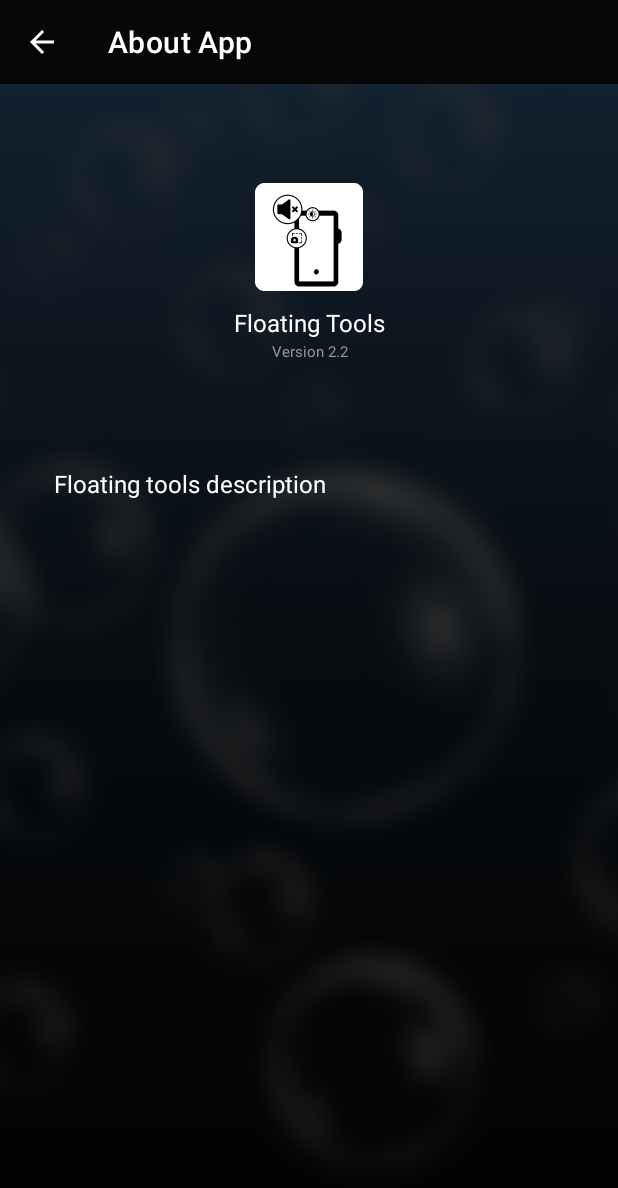
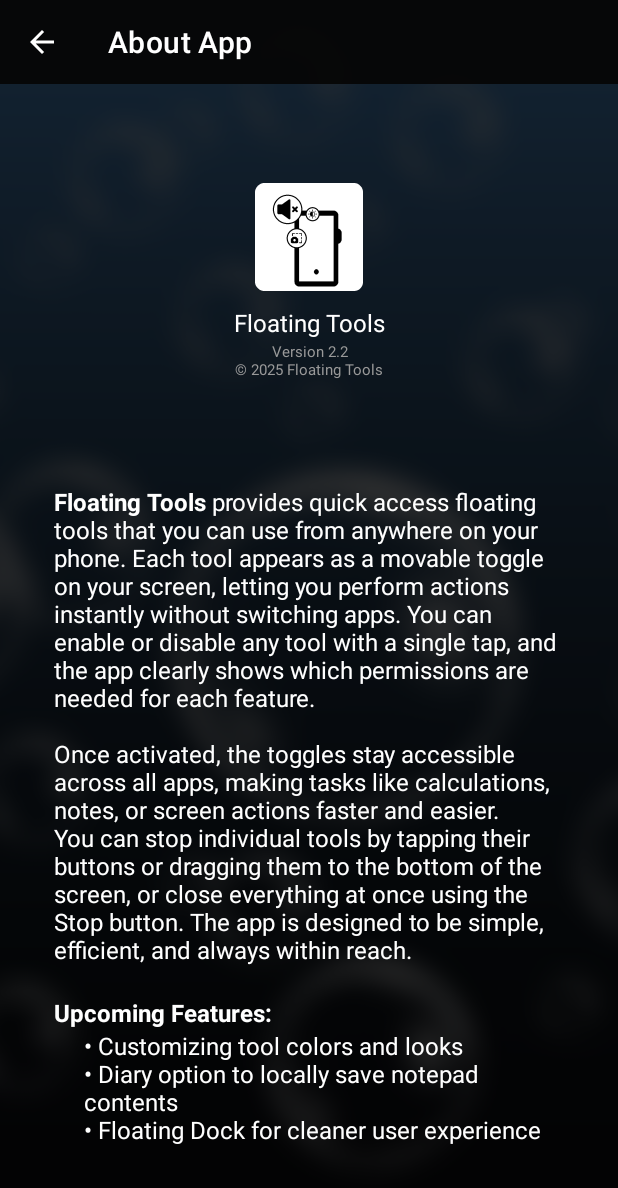
Before and after one commit to mangesh-sakordekar/Floating-Mute, an Android app: the AboutAppActivity screen opened directly, with no data from a screen before it, on a phone screen of 412 x 824 dp. Shown: the top 1188 px of the screen. Run offline under Robolectric (Android 15) with nearby library versions, the phone set to English and light mode, and no system bars.

Commit message:
Completed About App section

```diff
--- a/app/src/main/java/com/example/floatingmute/AboutAppActivity.kt
+++ b/app/src/main/java/com/example/floatingmute/AboutAppActivity.kt
@@ -2,6 +2,7 @@ package com.example.floatingtools
 
 import android.os.Bundle
 import androidx.appcompat.app.AppCompatActivity
+import androidx.core.text.HtmlCompat
 import com.example.floatingtools.databinding.ActivityAboutAppBinding
 
 class AboutAppActivity : AppCompatActivity() {
@@ -23,6 +24,13 @@ class AboutAppActivity : AppCompatActivity() {
             onBackPressedDispatcher.onBackPressed()
         }
 
+        val txt_about_app = getString(R.string.about_app)
+        val launching_text  = HtmlCompat.fromHtml(txt_about_app, HtmlCompat.FROM_HTML_MODE_LEGACY)
+        binding.txtAAAboutApp.text = launching_text
+
+        val txt_upcoming_features = getString(R.string.about_app_future)
+        val feature_text  = HtmlCompat.fromHtml(txt_upcoming_features, HtmlCompat.FROM_HTML_MODE_LEGACY)
+        binding.txtAAUpcomingFeatures.text = feature_text
         // You can also dynamically set the text here if needed
     }
 }
--- a/app/src/main/res/layout/activity_about_app.xml
+++ b/app/src/main/res/layout/activity_about_app.xml
@@ -66,21 +66,36 @@
             <TextView
                 android:layout_width="match_parent"
                 android:layout_height="wrap_content"
-                android:text="Version 2.2"
+                android:text="Version 2.2\n© 2025 Floating Tools"
                 android:textSize="10sp"
                 android:paddingBottom="50dp"
                 android:textColor="#999999"
                 android:gravity="center"/>
 
             <TextView
+                android:id="@+id/txtAAAboutApp"
                 android:layout_width="match_parent"
                 android:layout_height="wrap_content"
-                android:text="Floating tools description"
                 android:textSize="16sp"
                 android:padding="20dp"
                 android:textColor="@color/white"/>
 
-
+            <TextView
+                android:layout_width="match_parent"
+                android:layout_height="wrap_content"
+                android:text="Upcoming Features:"
+                android:textStyle="bold"
+                android:textSize="16sp"
+                android:paddingHorizontal="20dp"
+                android:textColor="@color/white"/>
+            <TextView
+                android:id="@+id/txtAAUpcomingFeatures"
+                android:layout_width="match_parent"
+                android:layout_height="wrap_content"
+                android:textSize="16sp"
+                android:paddingStart="40dp"
+                android:paddingEnd="20dp"
+                android:textColor="@color/white"/>
         </LinearLayout>
     </ScrollView>
 
--- a/app/src/main/res/layout/activity_settings.xml
+++ b/app/src/main/res/layout/activity_settings.xml
@@ -367,7 +367,8 @@
                 android:layout_height="wrap_content"
                 android:text="Tool Color, Text Color and Opacity controls coming soon..."
                 android:textColor="@color/white"
-                android:textSize="14sp"/>
+                android:textSize="14sp"
+                android:paddingHorizontal="10dp"/>
             <!--<LinearLayout
                 android:layout_width="match_parent"
                 android:layout_height="wrap_content"
--- a/app/src/main/res/layout/content_main_menu.xml
+++ b/app/src/main/res/layout/content_main_menu.xml
@@ -186,7 +186,7 @@
             <TextView
                 android:layout_width="wrap_content"
                 android:layout_height="wrap_content"
-                android:text="© 2025 Floating Tools "
+                android:text="© 2025 Floating Tools"
                 android:textSize="10dp"
                 android:textColor="#999999"
                 android:gravity="center"/>
--- a/app/src/main/res/values/strings.xml
+++ b/app/src/main/res/values/strings.xml
@@ -42,4 +42,23 @@
         <b>Sticky Notes:</b> Launches new sticky note to the screen.<br/>
         <b>Screenshot:</b> Takes a screenshot.]]>
     </string>
+
+    <string name="about_app">
+        <![CDATA[
+        <b>Floating Tools</b> provides quick access floating tools that you can use from anywhere on your phone.
+        Each tool appears as a movable toggle on your screen, letting you perform actions instantly
+        without switching apps. You can enable or disable any tool with a single tap, and the app
+        clearly shows which permissions are needed for each feature.<br/><br/>
+        Once activated, the toggles stay accessible across all apps, making tasks like calculations,
+        notes, or screen actions faster and easier. You can stop individual tools by tapping their
+        buttons or dragging them to the bottom of the screen, or close everything at once using the
+        Stop button. The app is designed to be simple, efficient, and always within reach.]]>
+    </string>
+
+    <string name="about_app_future">
+        <![CDATA[
+        • Customizing tool colors and looks <br/>
+        • Diary option to locally save notepad contents<br/>
+        • Floating Dock for cleaner user experience]]>
+    </string>
 </resources>
```
